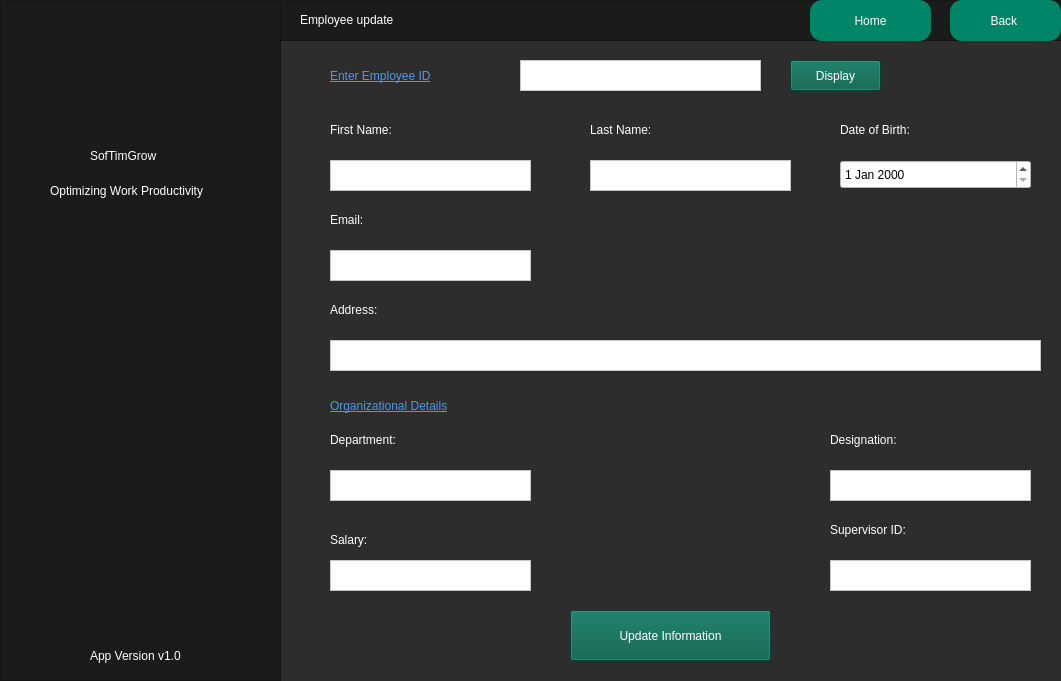
Before: the Qt Designer form qtPro/mainwindow.ui in Maliksaad231224/QT-C-Software-House-Database-System, drawn with Qt 5.
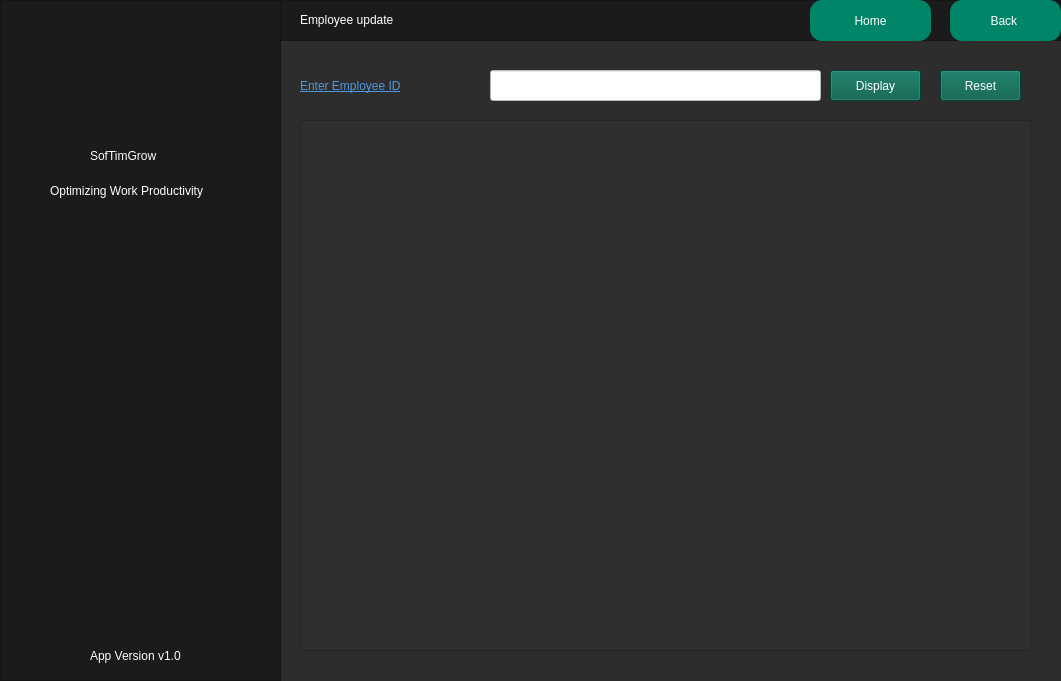
After: the same form once the commit is applied. The open tabs and pages were chosen to show the change. Icons and pictures are not drawn.

Commit message: employee delete left Table Views done

Diff of the .ui file:
```diff
--- a/qtPro/mainwindow.ui
+++ b/qtPro/mainwindow.ui
@@ -3168,8 +3168,8 @@
      <widget class="QLabel" name="label_73">
       <property name="geometry">
        <rect>
-        <x>330</x>
-        <y>60</y>
+        <x>300</x>
+        <y>70</y>
         <width>181</width>
         <height>31</height>
        </rect>
@@ -3184,26 +3184,11 @@
        <string>Enter Employee ID</string>
       </property>
      </widget>
-     <widget class="QPlainTextEdit" name="empidupdate">
-      <property name="geometry">
-       <rect>
-        <x>520</x>
-        <y>60</y>
-        <width>241</width>
-        <height>31</height>
-       </rect>
-      </property>
-      <property name="styleSheet">
-       <string notr="true">color:black;
-background-color: rgba(255,255,255,255);
-</string>
-      </property>
-     </widget>
      <widget class="QPushButton" name="displayempup">
       <property name="geometry">
        <rect>
-        <x>790</x>
-        <y>60</y>
+        <x>830</x>
+        <y>70</y>
         <width>91</width>
         <height>31</height>
        </rect>
@@ -3217,330 +3202,6 @@
        <string>Display</string>
       </property>
      </widget>
-     <widget class="QDateEdit" name="DOB_2">
-      <property name="geometry">
-       <rect>
-        <x>840</x>
-        <y>160</y>
-        <width>191</width>
-        <height>29</height>
-       </rect>
-      </property>
-      <property name="styleSheet">
-       <string notr="true">color:black;
-background-color: rgb(255, 255, 255);</string>
-      </property>
-     </widget>
-     <widget class="QPlainTextEdit" name="supervisorid_2">
-      <property name="geometry">
-       <rect>
-        <x>830</x>
-        <y>560</y>
-        <width>201</width>
-        <height>31</height>
-       </rect>
-      </property>
-      <property name="styleSheet">
-       <string notr="true">color:black;
-background-color: rgba(255,255,255,255);
-</string>
-      </property>
-     </widget>
-     <widget class="QLabel" name="label_74">
-      <property name="geometry">
-       <rect>
-        <x>590</x>
-        <y>120</y>
-        <width>101</width>
-        <height>20</height>
-       </rect>
-      </property>
-      <property name="styleSheet">
-       <string notr="true">color:white;
-font: 10pt &quot;Tahoma&quot;;</string>
-      </property>
-      <property name="text">
-       <string>Last Name:</string>
-      </property>
-     </widget>
-     <widget class="QLabel" name="label_75">
-      <property name="geometry">
-       <rect>
-        <x>830</x>
-        <y>520</y>
-        <width>101</width>
-        <height>20</height>
-       </rect>
-      </property>
-      <property name="styleSheet">
-       <string notr="true">color:white;
-font: 10pt &quot;Tahoma&quot;;</string>
-      </property>
-      <property name="text">
-       <string>Supervisor ID:</string>
-      </property>
-     </widget>
-     <widget class="QPlainTextEdit" name="address_2">
-      <property name="geometry">
-       <rect>
-        <x>330</x>
-        <y>340</y>
-        <width>711</width>
-        <height>31</height>
-       </rect>
-      </property>
-      <property name="styleSheet">
-       <string notr="true">color:black;
-background-color: rgba(255,255,255,255);
-</string>
-      </property>
-     </widget>
-     <widget class="QLabel" name="label_76">
-      <property name="geometry">
-       <rect>
-        <x>330</x>
-        <y>120</y>
-        <width>101</width>
-        <height>20</height>
-       </rect>
-      </property>
-      <property name="styleSheet">
-       <string notr="true">color:white;
-font: 10pt &quot;Tahoma&quot;;</string>
-      </property>
-      <property name="text">
-       <string>First Name:</string>
-      </property>
-     </widget>
-     <widget class="QPlainTextEdit" name="lastname_2">
-      <property name="geometry">
-       <rect>
-        <x>590</x>
-        <y>160</y>
-        <width>201</width>
-        <height>31</height>
-       </rect>
-      </property>
-      <property name="styleSheet">
-       <string notr="true">color:black;
-background-color: rgba(255,255,255,255);
-</string>
-      </property>
-     </widget>
-     <widget class="QLabel" name="label_77">
-      <property name="geometry">
-       <rect>
-        <x>330</x>
-        <y>530</y>
-        <width>101</width>
-        <height>20</height>
-       </rect>
-      </property>
-      <property name="styleSheet">
-       <string notr="true">color:white;
-font: 10pt &quot;Tahoma&quot;;</string>
-      </property>
-      <property name="text">
-       <string>Salary:</string>
-      </property>
-     </widget>
-     <widget class="QLabel" name="label_78">
-      <property name="geometry">
-       <rect>
-        <x>840</x>
-        <y>120</y>
-        <width>101</width>
-        <height>20</height>
-       </rect>
-      </property>
-      <property name="styleSheet">
-       <string notr="true">color:white;
-font: 10pt &quot;Tahoma&quot;;</string>
-      </property>
-      <property name="text">
-       <string>Date of Birth:</string>
-      </property>
-     </widget>
-     <widget class="QPlainTextEdit" name="department_2">
-      <property name="geometry">
-       <rect>
-        <x>330</x>
-        <y>470</y>
-        <width>201</width>
-        <height>31</height>
-       </rect>
-      </property>
-      <property name="styleSheet">
-       <string notr="true">color:black;
-background-color: rgba(255,255,255,255);
-</string>
-      </property>
-     </widget>
-     <widget class="QLabel" name="label_79">
-      <property name="geometry">
-       <rect>
-        <x>830</x>
-        <y>430</y>
-        <width>101</width>
-        <height>20</height>
-       </rect>
-      </property>
-      <property name="styleSheet">
-       <string notr="true">color:white;
-font: 10pt &quot;Tahoma&quot;;</string>
-      </property>
-      <property name="text">
-       <string>Designation:</string>
-      </property>
-     </widget>
-     <widget class="QLabel" name="label_80">
-      <property name="geometry">
-       <rect>
-        <x>330</x>
-        <y>390</y>
-        <width>221</width>
-        <height>31</height>
-       </rect>
-      </property>
-      <property name="styleSheet">
-       <string notr="true">color: rgb(80, 151, 225);
-
-font: italic 13pt &quot;Times New Roman&quot;;
-text-decoration: underline;</string>
-      </property>
-      <property name="text">
-       <string>Organizational Details</string>
-      </property>
-     </widget>
-     <widget class="QPlainTextEdit" name="designation_2">
-      <property name="geometry">
-       <rect>
-        <x>830</x>
-        <y>470</y>
-        <width>201</width>
-        <height>31</height>
-       </rect>
-      </property>
-      <property name="styleSheet">
-       <string notr="true">color:black;
-background-color: rgba(255,255,255,255);
-</string>
-      </property>
-     </widget>
-     <widget class="QPlainTextEdit" name="firstname_2">
-      <property name="geometry">
-       <rect>
-        <x>330</x>
-        <y>160</y>
-        <width>201</width>
-        <height>31</height>
-       </rect>
-      </property>
-      <property name="styleSheet">
-       <string notr="true">color:black;
-background-color: rgba(255,255,255,255);
-</string>
-      </property>
-     </widget>
-     <widget class="QLabel" name="label_81">
-      <property name="geometry">
-       <rect>
-        <x>330</x>
-        <y>210</y>
-        <width>101</width>
-        <height>20</height>
-       </rect>
-      </property>
-      <property name="styleSheet">
-       <string notr="true">color:white;
-font: 10pt &quot;Tahoma&quot;;</string>
-      </property>
-      <property name="text">
-       <string>Email:</string>
-      </property>
-     </widget>
-     <widget class="QLabel" name="label_82">
-      <property name="geometry">
-       <rect>
-        <x>330</x>
-        <y>300</y>
-        <width>101</width>
-        <height>20</height>
-       </rect>
-      </property>
-      <property name="styleSheet">
-       <string notr="true">color:white;
-font: 10pt &quot;Tahoma&quot;;</string>
-      </property>
-      <property name="text">
-       <string>Address:</string>
-      </property>
-     </widget>
-     <widget class="QLabel" name="label_83">
-      <property name="geometry">
-       <rect>
-        <x>330</x>
-        <y>430</y>
-        <width>101</width>
-        <height>20</height>
-       </rect>
-      </property>
-      <property name="styleSheet">
-       <string notr="true">color:white;
-font: 10pt &quot;Tahoma&quot;;</string>
-      </property>
-      <property name="text">
-       <string>Department:</string>
-      </property>
-     </widget>
-     <widget class="QPlainTextEdit" name="email_2">
-      <property name="geometry">
-       <rect>
-        <x>330</x>
-        <y>250</y>
-        <width>201</width>
-        <height>31</height>
-       </rect>
-      </property>
-      <property name="styleSheet">
-       <string notr="true">color:black;
-background-color: rgba(255,255,255,255);
-</string>
-      </property>
-     </widget>
-     <widget class="QPlainTextEdit" name="salaryemp_2">
-      <property name="geometry">
-       <rect>
-        <x>330</x>
-        <y>560</y>
-        <width>201</width>
-        <height>31</height>
-       </rect>
-      </property>
-      <property name="styleSheet">
-       <string notr="true">color:black;
-background-color: rgba(255,255,255,255);
-</string>
-      </property>
-     </widget>
-     <widget class="QPushButton" name="updateemp_2">
-      <property name="geometry">
-       <rect>
-        <x>570</x>
-        <y>610</y>
-        <width>201</width>
-        <height>51</height>
-       </rect>
-      </property>
-      <property name="styleSheet">
-       <string notr="true">color:white;
-background-color:rgba(0,92,73,255);
-font: 10pt &quot;Tahoma&quot;;</string>
-      </property>
-      <property name="text">
-       <string>Update Information</string>
-      </property>
-     </widget>
      <widget class="QPushButton" name="homebutton_3">
       <property name="geometry">
        <rect>
@@ -3559,6 +3220,73 @@
        <string>Back </string>
       </property>
      </widget>
+     <widget class="QTableView" name="updemptable">
+      <property name="geometry">
+       <rect>
+        <x>300</x>
+        <y>120</y>
+        <width>731</width>
+        <height>531</height>
+       </rect>
+      </property>
+      <property name="styleSheet">
+       <string notr="true">QTableView {
+    background-color: #2f2f2f; /* dark gray */
+    alternate-row-color: #3f3f3f; /* slightly lighter dark gray */
+}
+
+QTableView::item {
+    color: white; /* white text */
+    background-color: #2f2f2f; /* dark gray */
+    selection-color: white; /* white text on selection */
+    selection-background-color: #4f4f4f; /* slightly lighter dark gray on selection */
+}
+
+QTableView::horizontalHeader {
+    background-color: black; /* black */
+    color: white; /* white text */
+}
+
+QTableView::horizontalHeader::section {
+    background-color: black; /* black */
+    color: white; /* white text */
+    border: 1px solid #3f3f3f; /* slightly lighter dark gray border */
+}</string>
+      </property>
+     </widget>
+     <widget class="QLineEdit" name="empidupdate">
+      <property name="geometry">
+       <rect>
+        <x>490</x>
+        <y>70</y>
+        <width>331</width>
+        <height>31</height>
+       </rect>
+      </property>
+      <property name="styleSheet">
+       <string notr="true">color:black;
+background-color: rgba(255,255,255,255);
+</string>
+      </property>
+     </widget>
+     <widget class="QPushButton" name="pushButton_7">
+      <property name="geometry">
+       <rect>
+        <x>940</x>
+        <y>70</y>
+        <width>81</width>
+        <height>31</height>
+       </rect>
+      </property>
+      <property name="styleSheet">
+       <string notr="true">color:white;
+background-color:rgba(0,92,73,255);
+font: 10pt &quot;Tahoma&quot;;</string>
+      </property>
+      <property name="text">
+       <string>Reset</string>
+      </property>
+     </widget>
     </widget>
     <widget class="QWidget" name="RemoveEmployee">
      <widget class="QFrame" name="frame_26">
```
Left out of the diff: 288 changed lines with no effect on the pictures. The commit also changes 8 other files.
